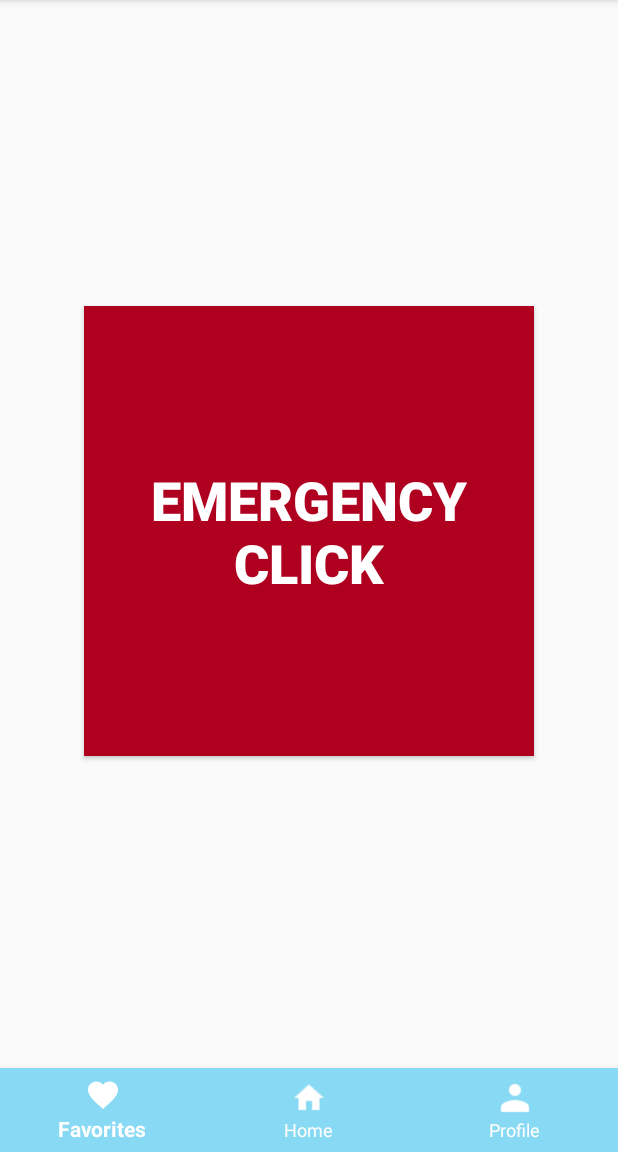
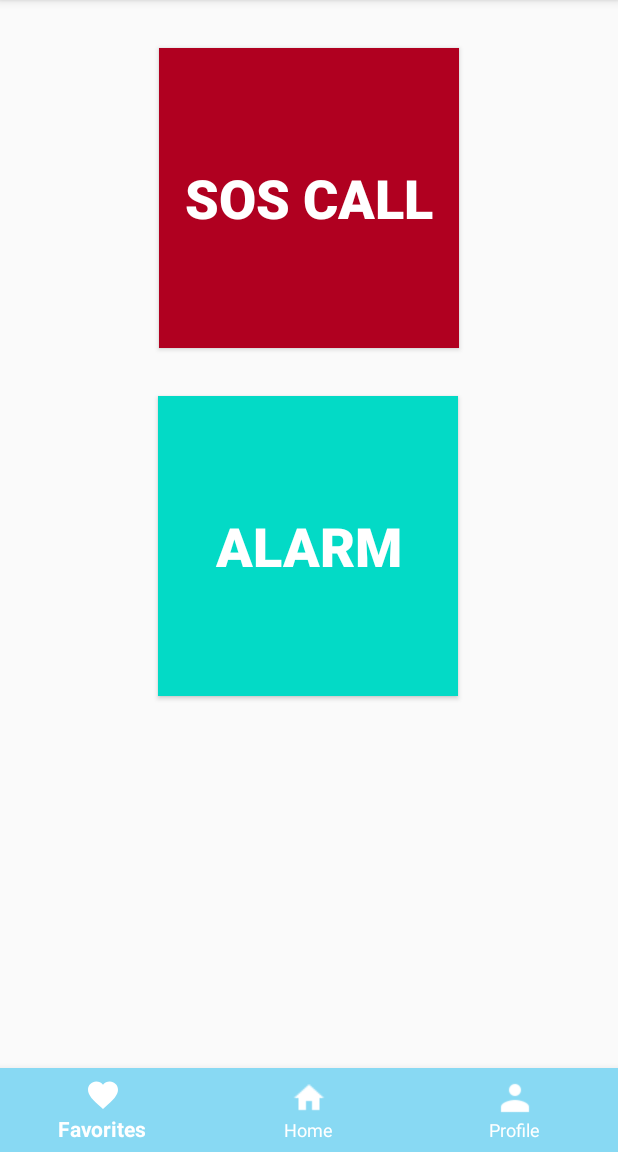
Before and after one commit to rhythmgupta16/Disaster-App, an Android app: the screen it shows after launch once a user with an empty profile is signed in (HomeActivity), on a phone screen of 412 x 824 dp, the part 84-1236 px from its top. Run offline under Robolectric (Android 15) with nearby library versions, the phone set to English and light mode, and no system bars; our stand-ins replace Firebase (no records; nobody signed in at launch, a user with empty details on screens opened directly).

Commit message:
Alarm audio added

```diff
--- a/app/src/main/AndroidManifest.xml
+++ b/app/src/main/AndroidManifest.xml
@@ -8,9 +8,13 @@
     <uses-permission android:name="android.permission.READ_EXTERNAL_STORAGE" />
     <uses-permission android:name="android.permission.WRITE_EXTERNAL_STORAGE" />
     <uses-permission android:name="android.permission.ACCESS_FINE_LOCATION" />
-    <uses-permission android:name="android.permission. ACCESS_COARSE_LOCATION" />
+    <uses-permission android:name="android.permission.ACCESS_COARSE_LOCATION" />
     <uses-permission android:name="android.permission.SEND_SMS" />
     <uses-permission android:name="android.permission.CALL_PHONE" />
+    <uses-permission android:name="android.permission.RECORD_AUDIO" />
+    <uses-permission android:name="android.permission.CAMERA"/>
+    <uses-feature android:name="android.hardware.camera"/>
+    <uses-feature android:name="android.hardware.camera.flash" />
 
     <application
         android:allowBackup="true"
--- a/app/src/main/java/com/example/disasterapp/HomeFragment.java
+++ b/app/src/main/java/com/example/disasterapp/HomeFragment.java
@@ -1,52 +1,101 @@
 package com.example.disasterapp;
 
+import android.animation.ArgbEvaluator;
+import android.animation.ObjectAnimator;
+import android.app.AlertDialog;
+import android.content.Context;
+import android.content.DialogInterface;
 import android.content.Intent;
+import android.content.pm.PackageManager;
+import android.graphics.Color;
+import android.hardware.Camera;
+import android.hardware.camera2.CameraAccessException;
+import android.hardware.camera2.CameraManager;
+import android.media.AudioManager;
+import android.media.MediaPlayer;
 import android.net.Uri;
 import android.os.Bundle;
 import androidx.annotation.Nullable;
+import androidx.core.content.ContextCompat;
 import androidx.fragment.app.Fragment;
-import android.util.Log;
+
+import android.view.KeyEvent;
 import android.view.LayoutInflater;
 import android.view.View;
 import android.view.ViewGroup;
+import android.view.animation.Animation;
 import android.widget.Button;
-import android.widget.TextView;
-import android.widget.Toast;
+import static android.Manifest.permission.CALL_PHONE;
 
-import com.google.gson.Gson;
+public class HomeFragment extends Fragment {
+    Button btnEmergency, btnAlarm, btnStopAudio;
+    MediaPlayer mp;
 
-import java.io.Serializable;
-import java.util.ArrayList;
-import java.util.List;
-import static android.content.ContentValues.TAG;
-
-public class HomeFragment extends Fragment implements Serializable {
-    Button btnEmergency;
 
     @Nullable
     @Override
     public View onCreateView(LayoutInflater inflater, @Nullable ViewGroup container, @Nullable Bundle savedInstanceState) {
         View view = inflater.inflate(R.layout.fragment_home,container, false);
 
+
+
         btnEmergency = view.findViewById(R.id.btnEmergency);
+        btnAlarm = view.findViewById(R.id.btnAlarm);
+        btnStopAudio = view.findViewById(R.id.btnStopAudio);
+        btnStopAudio.setVisibility(View.INVISIBLE);
+        final AudioManager audioManager = (AudioManager) getContext().getSystemService(Context.AUDIO_SERVICE);
 
+        mp = MediaPlayer.create(getContext(), R.raw.alarm);
 
         btnEmergency.setOnClickListener(new View.OnClickListener() {
             @Override
             public void onClick(View v) {
-                try {
-                    String contact_number="123456789";
-                    Intent callIntent = new Intent(Intent.ACTION_CALL_BUTTON);
-                    callIntent.setData(Uri.parse("tel:" + contact_number));
+
+                Intent callIntent = new Intent(Intent.ACTION_CALL);
+                callIntent.setData(Uri.parse("tel:" + "123456789" ));
+
+                if (ContextCompat.checkSelfPermission(getActivity(), CALL_PHONE) == PackageManager.PERMISSION_GRANTED) {
                     startActivity(callIntent);
-                } catch (Exception e) {
-                    Toast.makeText(getActivity(),"No Calling App found",Toast.LENGTH_SHORT).show();
+                } else {
+                    requestPermissions(new String[]{CALL_PHONE}, 1);
                 }
             }
         });
 
+        btnAlarm.setOnClickListener(new View.OnClickListener() {
+            @Override
+            public void onClick(View v) {
 
+                //Increase Volume
+                for (int i=0;i<5;i++){
+                    audioManager.adjustVolume(AudioManager.ADJUST_RAISE, AudioManager.FLAG_PLAY_SOUND);
+                }
+
+                //Start Playing audio
+                try {
+                    if (mp.isPlaying()) {
+                        mp.stop();
+                        mp.release();
+                        mp = MediaPlayer.create(getContext(), R.raw.alarm);
+                    } mp.start();
+                    btnStopAudio.setVisibility(View.VISIBLE);
+                } catch(Exception e) { e.printStackTrace(); }
+            }
+        });
+
+        btnStopAudio.setOnClickListener(new View.OnClickListener() {
+            @Override
+            public void onClick(View v) {
+                btnStopAudio.setVisibility(View.INVISIBLE);
+                //Stop audio
+                mp.stop();
+                mp.release();
+                mp = MediaPlayer.create(getContext(), R.raw.alarm);
+            }
+        });
 
         return view;
     }
+
+
 }
--- a/app/src/main/res/layout/fragment_home.xml
+++ b/app/src/main/res/layout/fragment_home.xml
@@ -1,22 +1,49 @@
 <?xml version="1.0" encoding="utf-8"?>
 <androidx.constraintlayout.widget.ConstraintLayout xmlns:android="http://schemas.android.com/apk/res/android"
     xmlns:app="http://schemas.android.com/apk/res-auto"
+    xmlns:tools="http://schemas.android.com/tools"
+    android:id="@+id/btnStop"
     android:layout_width="match_parent"
     android:layout_height="match_parent">
 
     <Button
         android:id="@+id/btnEmergency"
-        android:layout_width="300dp"
-        android:layout_height="300dp"
+        android:layout_width="200dp"
+        android:layout_height="200dp"
         android:layout_alignParentEnd="true"
         android:layout_alignParentBottom="true"
+        android:layout_marginTop="32dp"
         android:background="@color/design_default_color_error"
-        android:text="EMERGENCY CLICK"
+        android:text="SOS CALL"
         android:textColor="#FFFFFF"
         android:textSize="36sp"
         android:textStyle="bold"
+        app:layout_constraintEnd_toEndOf="parent"
+        app:layout_constraintStart_toStartOf="parent"
+        app:layout_constraintTop_toTopOf="parent" />
+
+    <Button
+        android:id="@+id/btnAlarm"
+        android:layout_width="200dp"
+        android:layout_height="200dp"
+        android:layout_marginTop="32dp"
+        android:background="@color/design_default_color_secondary"
+        android:text="ALARM"
+        android:textColor="#FFFFFF"
+        android:textSize="36sp"
+        android:textStyle="bold"
+        app:layout_constraintEnd_toEndOf="parent"
+        app:layout_constraintHorizontal_bias="0.497"
+        app:layout_constraintStart_toStartOf="parent"
+        app:layout_constraintTop_toBottomOf="@+id/btnEmergency" />
+
+    <Button
+        android:id="@+id/btnStopAudio"
+        android:layout_width="wrap_content"
+        android:layout_height="wrap_content"
+        android:text="Stop Alarm"
         app:layout_constraintBottom_toBottomOf="parent"
         app:layout_constraintEnd_toEndOf="parent"
         app:layout_constraintStart_toStartOf="parent"
-        app:layout_constraintTop_toTopOf="parent" />
+        app:layout_constraintTop_toBottomOf="@+id/btnAlarm" />
 </androidx.constraintlayout.widget.ConstraintLayout>
```
Also changed, not shown: 1 other file.
